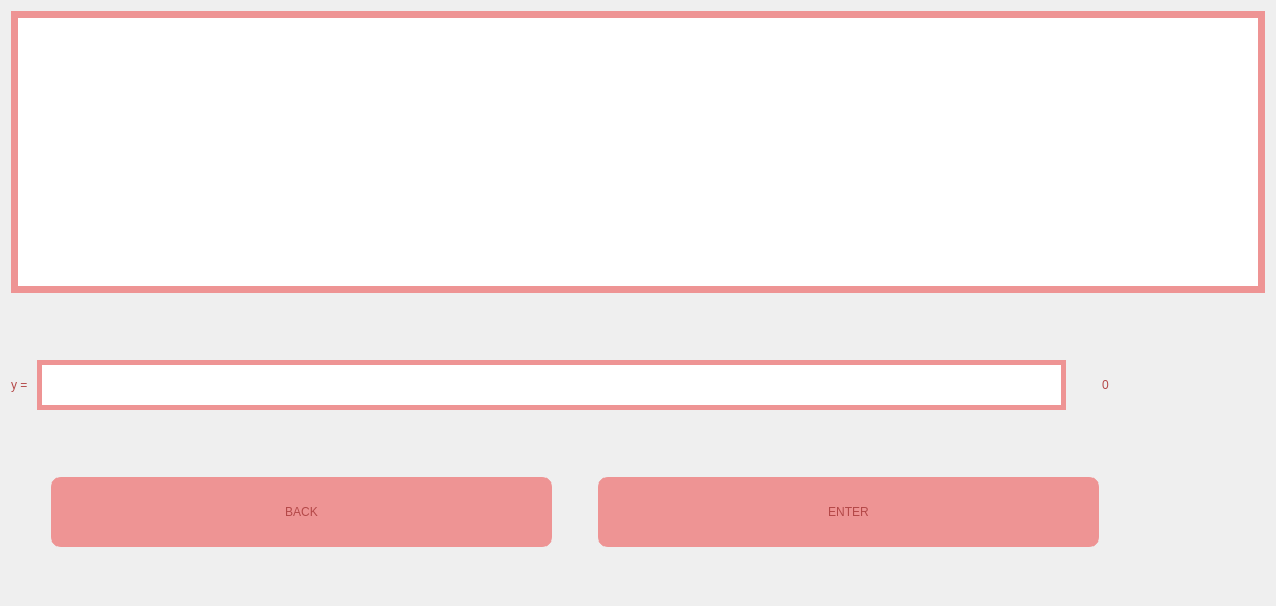
This is MATFWars/guessgame.ui in Divljo31/MATFWars as Qt 5 draws it before an edit. The edited form follows.
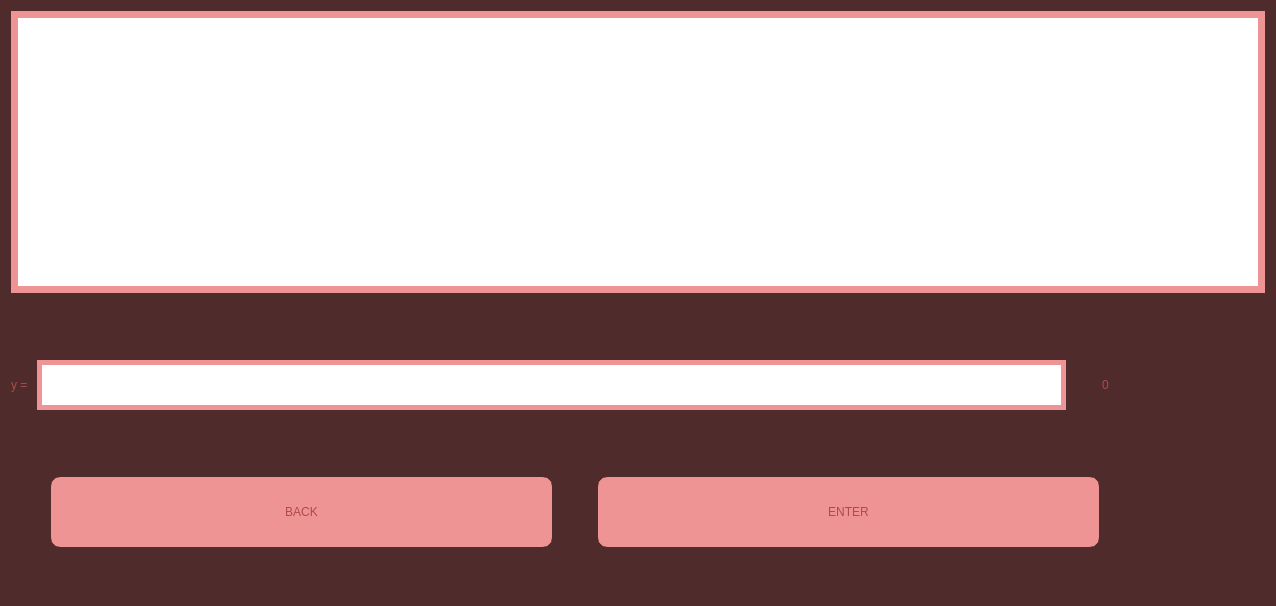
This is the edited form. Icons and pictures are not drawn.

Patch:
```diff
--- a/MATFWars/guessgame.ui
+++ b/MATFWars/guessgame.ui
@@ -27,7 +27,7 @@
   </property>
   <property name="styleSheet">
    <string notr="true">#GuessGame{
-	background-image: url(:/background/background2.jpg);
+	background-color:rgb(79,43,43);
 }</string>
   </property>
   <layout class="QVBoxLayout" name="verticalLayout_4">
```
